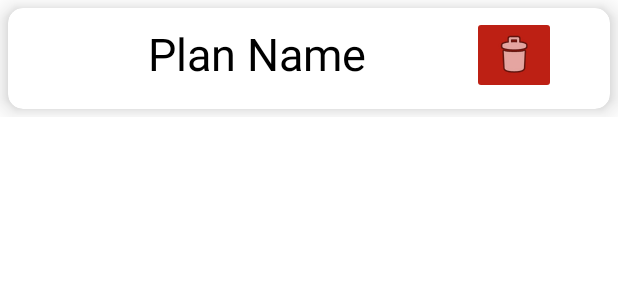
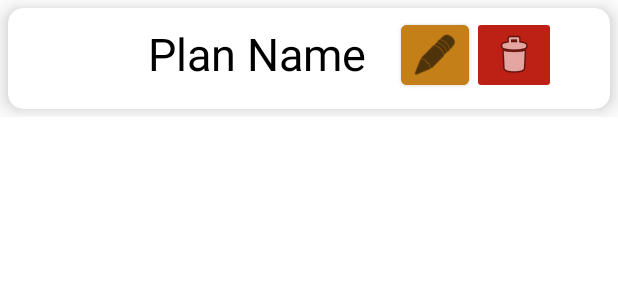
Before and after one commit to Apfelkuch/SwePraktikum, an Android app: the layout plan_fragment.xml on its own in the app's theme, with its tools: preview values and no code run, on a phone screen of 412 x 824 dp. Shown: the top 300 px of the screen. Run offline under Robolectric (Android 15) with nearby library versions, the phone set to English and light mode, and no system bars.

```diff
--- a/app/src/main/java/de/swe_wi2223_praktikum/Homescreen.java
+++ b/app/src/main/java/de/swe_wi2223_praktikum/Homescreen.java
@@ -211,8 +211,10 @@ public class Homescreen extends Fragment implements Load{
 
     public void restartTimer() {
         if (Build.VERSION.SDK_INT >= Build.VERSION_CODES.O) {
+            if( countDownTimer != null){
+                countDownTimer.cancel();
+            }
             futureEntry = navigationDrawer.getKalender().getNextEntry(LocalDateTime.now());
-
             if(futureEntry != null) {
                 setFutureTimeInSeconds(differenceTo(LocalDateTime.now(), futureEntry.getLocalDateTime()));
             } else {
--- a/app/src/main/java/de/swe_wi2223_praktikum/NavigationDrawer.java
+++ b/app/src/main/java/de/swe_wi2223_praktikum/NavigationDrawer.java
@@ -29,11 +29,7 @@ public class NavigationDrawer extends AppCompatActivity{
     private PlanList plan;
 
 
-    @Override
-    public boolean onCreateOptionsMenu(Menu menu) {
-        getMenuInflater().inflate(R.menu.navigation_items, menu);
-        return true;
-    }
+
 
     @SuppressLint({"MissingInflatedId", "NonConstantResourceId"})
     @Override
--- a/app/src/main/java/de/swe_wi2223_praktikum/PlanMedAdapter.java
+++ b/app/src/main/java/de/swe_wi2223_praktikum/PlanMedAdapter.java
@@ -46,6 +46,7 @@ public class PlanMedAdapter extends RecyclerView.Adapter<PlanMedAdapter.PlanMedH
         holder.amount.setText(String.valueOf(content.getAmount()));
 
 
+
         holder.isAktive.setOnClickListener(new View.OnClickListener() {
             @Override
             public void onClick(View view) {
@@ -61,6 +62,7 @@ public class PlanMedAdapter extends RecyclerView.Adapter<PlanMedAdapter.PlanMedH
             public void beforeTextChanged(CharSequence s, int start, int before, int count) {
 
             }
+
 
             @Override
             public void onTextChanged(CharSequence s, int start, int count, int after) {
--- a/app/src/main/res/layout/plan_bib.xml
+++ b/app/src/main/res/layout/plan_bib.xml
@@ -20,9 +20,10 @@
         android:layout_height="wrap_content"
         android:layout_alignParentStart="true"
         android:layout_alignParentBottom="true"
-        android:layout_marginStart="318dp"
-        android:layout_marginBottom="40dp"
+        android:layout_marginStart="28dp"
+        android:layout_marginBottom="25dp"
         android:clickable="true"
+        android:focusable="true"
         app:srcCompat="@android:drawable/ic_input_add" />
 
 
--- a/app/src/main/res/layout/plan_fragment.xml
+++ b/app/src/main/res/layout/plan_fragment.xml
@@ -13,7 +13,6 @@
         android:layout_marginTop="5dp"
         android:layout_marginEnd="5dp"
         android:layout_marginBottom="5dp"
-        app:cardBackgroundColor="#FFFFFF"
         app:cardCornerRadius="10dp"
         app:cardElevation="10dp">
 
@@ -47,6 +46,23 @@
                 android:backgroundTint="@color/red"
                 app:srcCompat="@android:drawable/ic_menu_delete" />
 
+            <Button
+                android:id="@+id/Edit_button"
+                android:layout_width="45dp"
+                android:layout_height="wrap_content"
+                android:layout_below="@+id/Plan_name"
+                android:layout_marginStart="0dp"
+                android:layout_marginTop="-45dp"
+                android:layout_marginEnd="2dp"
+                android:layout_toStartOf="@+id/trashbin"
+                android:backgroundTint="@color/orange"
+                android:insetBottom="3dp"
+                android:paddingStart="3dp"
+                android:paddingEnd="3dp"
+                app:icon="@android:drawable/ic_menu_edit"
+                app:iconGravity="textStart"
+                app:iconPadding="0dp"
+                />
 
         </RelativeLayout>
     </androidx.cardview.widget.CardView>
--- a/app/src/main/res/layout/plan_med_item.xml
+++ b/app/src/main/res/layout/plan_med_item.xml
@@ -16,6 +16,7 @@
         android:layout_height="wrap_content"
         android:textSize="@dimen/fontsize_text"
         android:text="Placeholder Text"
+        android:textColor="@color/black"
         android:layout_weight="1" />
 
     <EditText
@@ -23,6 +24,7 @@
         android:layout_width="wrap_content"
         android:layout_height="wrap_content"
         android:clickable="false"
+        android:textColor="@color/black"
         android:textSize="@dimen/fontsize_text"
         android:ems="4"
         android:inputType="numberDecimal" />
--- a/app/src/main/res/layout/plan_spinner_item.xml
+++ b/app/src/main/res/layout/plan_spinner_item.xml
@@ -5,4 +5,6 @@
     android:layout_width="match_parent"
     android:layout_height="wrap_content"
     android:text="Example Text"
+    android:textColor="@color/black"
+    android:backgroundTint="@color/white"
     android:textSize="@dimen/fontsize_text" />
--- a/app/src/main/res/values-night/colors.xml
+++ b/app/src/main/res/values-night/colors.xml
@@ -3,4 +3,5 @@
     <color name="black">#CDCDCD</color>
     <color name="teal_200">#FF018786</color>
     <color name="purple_500">#FF3700B3</color>
+    <color name= "white">#59A8A8A8</color>
 </resources>
```
Also changed, not shown: app/src/main/java/de/swe_wi2223_praktikum/PlanAdapter.java (+4 -36 lines), app/src/main/java/de/swe_wi2223_praktikum/PlanList.java (+86 -41 lines), app/src/main/res/layout/medi_fragment.xml (+8 -3 lines).
